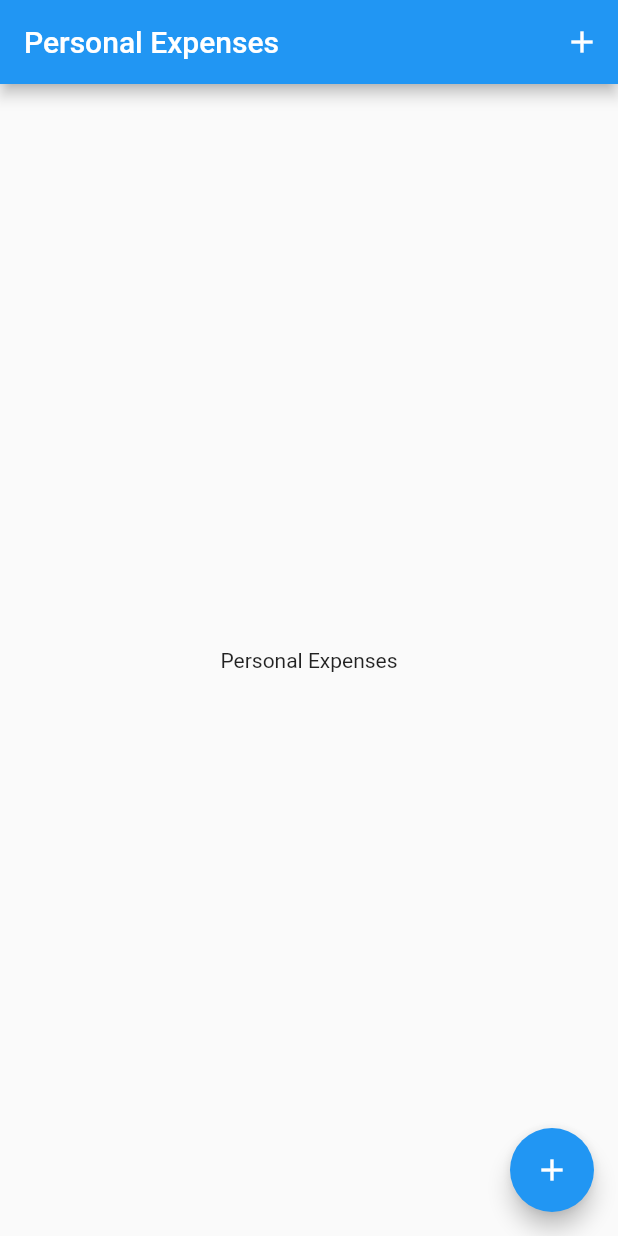
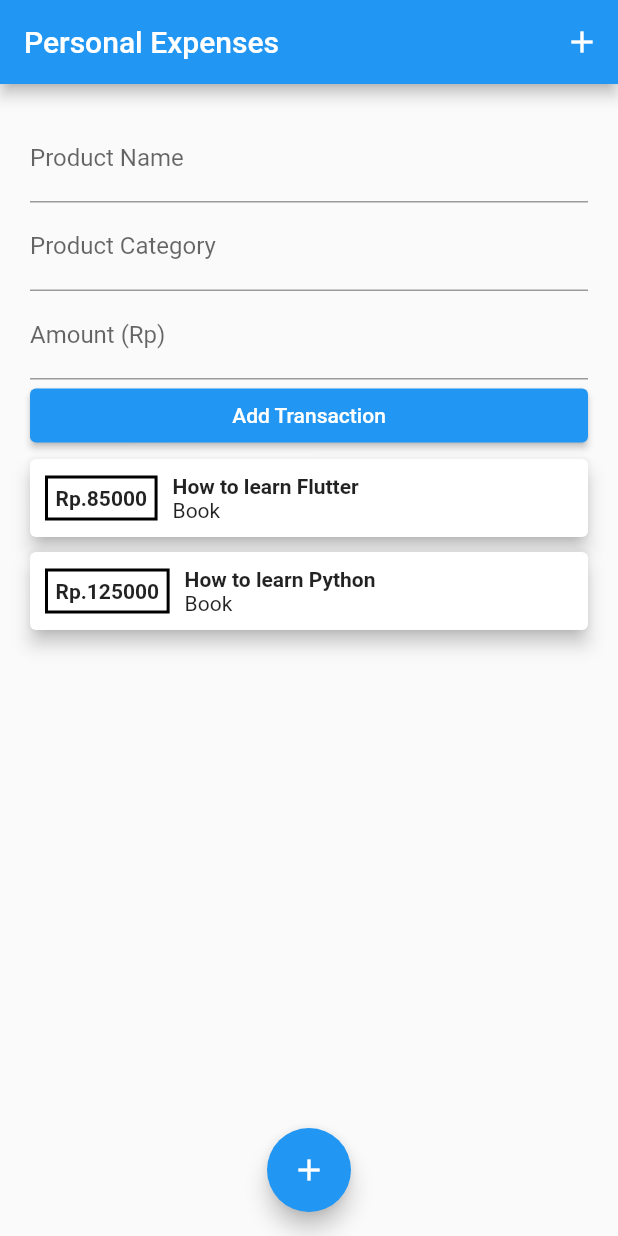
Before and after one commit to PhilipPurwoko/PersonalExpensesApp, a Flutter app: the screen it shows after launch, on a phone screen of 412 x 824 dp. Run offline on Flutter 3.47's test engine with Material 2 defaults, Android fonts, the phone set to English and light mode, and no system bars.

Commit message:
:shopping_cart: Displaying form and transaction list in style

```diff
--- a/lib/main.dart
+++ b/lib/main.dart
@@ -1,4 +1,6 @@
 import 'package:flutter/material.dart';
+import './widgets/transactions/transactions_list.dart';
+import './widgets/form/transaction_form.dart';
 
 void main() {
   runApp(App());
@@ -12,21 +14,47 @@ class App extends StatefulWidget {
 }
 
 class _ExpensesState extends State<App> {
+  final transactions = [
+    {
+      'name': 'How to learn Flutter',
+      'category': 'Book',
+      'amount': 85000,
+    },
+    {
+      'name': 'How to learn Python',
+      'category': 'Book',
+      'amount': 125000,
+    },
+  ];
+
   @override
   Widget build(BuildContext context) {
     return MaterialApp(
       title: 'Personal Expenses',
-      theme: ThemeData(primarySwatch: Colors.blue),
+      theme: ThemeData(
+        primarySwatch: Colors.blue,
+      ),
       home: Scaffold(
         appBar: AppBar(
           title: Text('Personal Expenses'),
           actions: <Widget>[
-            IconButton(icon: Icon(Icons.add), onPressed: () {}),
+            IconButton(
+              icon: Icon(Icons.add),
+              onPressed: () {},
+            ),
           ],
         ),
-        body: Center(
-          child: Text('Personal Expenses'),
+        body: Container(
+          margin: EdgeInsets.all(20),
+          child: Column(
+            crossAxisAlignment: CrossAxisAlignment.start,
+            children: <Widget>[
+              TransactionForm(),
+              TransactionsList(transactions),
+            ],
+          ),
         ),
+        floatingActionButtonLocation: FloatingActionButtonLocation.centerFloat,
         floatingActionButton: FloatingActionButton(
           onPressed: () {},
           child: Icon(Icons.add),
--- /dev/null
+++ b/lib/widgets/form/transaction_form.dart
@@ -0,0 +1,27 @@
+import 'package:flutter/material.dart';
+
+class TransactionForm extends StatelessWidget {
+  @override
+  Widget build(BuildContext context) {
+    return Column(
+      children: <Widget>[
+        TextField(
+          decoration: InputDecoration(labelText: 'Product Name'),
+        ),
+        TextField(
+          decoration: InputDecoration(labelText: 'Product Category'),
+        ),
+        TextField(
+          decoration: InputDecoration(labelText: 'Amount (Rp)'),
+        ),
+        Container(
+          width: double.infinity,
+          child: ElevatedButton(
+            onPressed: () {},
+            child: Text('Add Transaction'),
+          ),
+        ),
+      ],
+    );
+  }
+}
--- /dev/null
+++ b/lib/widgets/transactions/transaction_card.dart
@@ -0,0 +1,55 @@
+import 'package:flutter/material.dart';
+
+class TransactionCard extends StatelessWidget {
+  final String name;
+  final String category;
+  final int amount;
+
+  TransactionCard({
+    @required this.name,
+    @required this.category,
+    @required this.amount,
+  });
+
+  @override
+  Widget build(BuildContext context) {
+    return Card(
+      elevation: 5,
+      margin: EdgeInsets.fromLTRB(0, 5, 0, 5),
+      child: Container(
+        padding: EdgeInsets.all(10),
+        child: Row(
+          children: <Widget>[
+            Container(
+              padding: EdgeInsets.all(5),
+              margin: EdgeInsets.only(right: 10),
+              decoration: BoxDecoration(
+                border: Border.all(
+                  width: 2,
+                ),
+              ),
+              child: Text(
+                'Rp.${amount.toString()}',
+                style: TextStyle(
+                  fontWeight: FontWeight.bold,
+                ),
+              ),
+            ),
+            Column(
+              crossAxisAlignment: CrossAxisAlignment.start,
+              children: <Widget>[
+                Text(
+                  name,
+                  style: TextStyle(
+                    fontWeight: FontWeight.bold,
+                  ),
+                ),
+                Text(category),
+              ],
+            ),
+          ],
+        ),
+      ),
+    );
+  }
+}
--- /dev/null
+++ b/lib/widgets/transactions/transactions_list.dart
@@ -0,0 +1,21 @@
+import 'package:flutter/material.dart';
+import './transaction_card.dart';
+
+class TransactionsList extends StatelessWidget {
+  final List<Map<String, Object>> transactions;
+
+  TransactionsList(this.transactions);
+
+  @override
+  Widget build(BuildContext context) {
+    return Column(
+      children: transactions.map((transaction) {
+        return TransactionCard(
+          name: transaction['name'],
+          category: transaction['category'],
+          amount: transaction['amount'],
+        );
+      }).toList(),
+    );
+  }
+}
```
